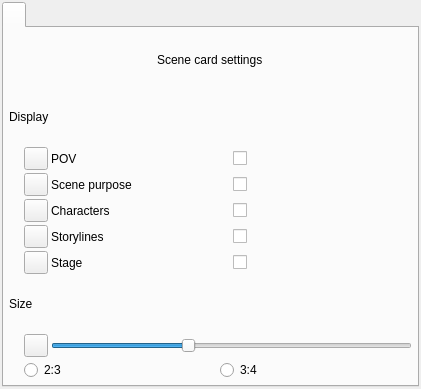
Old version of the form ui/scenes_view_preferences_widget.ui in the repository zkovari/plotlyst.
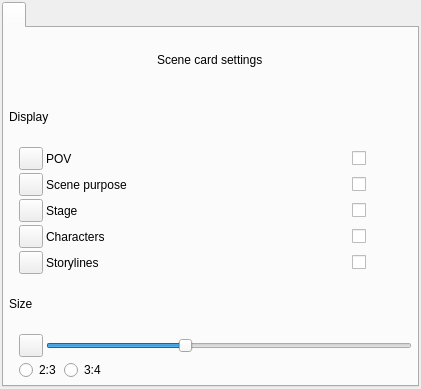
New version of the form. Custom widgets are drawn as their Qt base class.

What changed in the file:
```diff
--- a/ui/scenes_view_preferences_widget.ui
+++ b/ui/scenes_view_preferences_widget.ui
@@ -74,7 +74,7 @@
        <item>
         <layout class="QHBoxLayout" name="horizontalLayout_3">
          <property name="leftMargin">
-          <number>15</number>
+          <number>10</number>
          </property>
          <item>
           <widget class="QToolButton" name="btnPov">
@@ -93,8 +93,14 @@
            </property>
           </widget>
          </item>
-         <item>
-          <widget class="Toggle" name="checkBox">
+         <item alignment="Qt::AlignRight">
+          <widget class="Toggle" name="cbPov">
+           <property name="minimumSize">
+            <size>
+             <width>60</width>
+             <height>0</height>
+            </size>
+           </property>
            <property name="text">
             <string/>
            </property>
@@ -105,7 +111,7 @@
        <item>
         <layout class="QHBoxLayout" name="horizontalLayout_4">
          <property name="leftMargin">
-          <number>15</number>
+          <number>10</number>
          </property>
          <item>
           <widget class="QToolButton" name="btnPurpose">
@@ -124,8 +130,51 @@
            </property>
           </widget>
          </item>
+         <item alignment="Qt::AlignRight">
+          <widget class="Toggle" name="cbPurpose">
+           <property name="minimumSize">
+            <size>
+             <width>60</width>
+             <height>0</height>
+            </size>
+           </property>
+           <property name="text">
+            <string/>
+           </property>
+          </widget>
+         </item>
+        </layout>
+       </item>
+       <item>
+        <layout class="QHBoxLayout" name="horizontalLayout_7">
+         <property name="leftMargin">
+          <number>10</number>
+         </property>
          <item>
-          <widget class="Toggle" name="checkBox_2">
+          <widget class="QToolButton" name="btnPurpose_2">
+           <property name="text">
+            <string/>
+           </property>
+           <property name="transparent" stdset="0">
+            <bool>true</bool>
+           </property>
+          </widget>
+         </item>
+         <item>
+          <widget class="QLabel" name="label_7">
+           <property name="text">
+            <string>Stage</string>
+           </property>
+          </widget>
+         </item>
+         <item alignment="Qt::AlignRight">
+          <widget class="Toggle" name="cbStage">
+           <property name="minimumSize">
+            <size>
+             <width>60</width>
+             <height>0</height>
+            </size>
+           </property>
            <property name="text">
             <string/>
            </property>
@@ -136,7 +185,7 @@
        <item>
         <layout class="QHBoxLayout" name="horizontalLayout_5">
          <property name="leftMargin">
-          <number>15</number>
+          <number>10</number>
          </property>
          <item>
           <widget class="QToolButton" name="btnCharacters">
@@ -155,8 +204,14 @@
            </property>
           </widget>
          </item>
-         <item>
-          <widget class="Toggle" name="checkBox_3">
+         <item alignment="Qt::AlignRight">
+          <widget class="Toggle" name="cbCharacters">
+           <property name="minimumSize">
+            <size>
+             <width>60</width>
+             <height>0</height>
+            </size>
+           </property>
            <property name="text">
             <string/>
            </property>
@@ -167,7 +222,7 @@
        <item>
         <layout class="QHBoxLayout" name="horizontalLayout_6">
          <property name="leftMargin">
-          <number>15</number>
+          <number>10</number>
          </property>
          <item>
           <widget class="QToolButton" name="btnCharacters_2">
@@ -186,39 +241,14 @@
            </property>
           </widget>
          </item>
-         <item>
-          <widget class="Toggle" name="checkBox_4">
-           <property name="text">
-            <string/>
+         <item alignment="Qt::AlignRight">
+          <widget class="Toggle" name="cbStorylines">
+           <property name="minimumSize">
+            <size>
+             <width>60</width>
+             <height>0</height>
+            </size>
            </property>
-          </widget>
-         </item>
-        </layout>
-       </item>
-       <item>
-        <layout class="QHBoxLayout" name="horizontalLayout_7">
-         <property name="leftMargin">
-          <number>15</number>
-         </property>
-         <item>
-          <widget class="QToolButton" name="btnPurpose_2">
-           <property name="text">
-            <string/>
-           </property>
-           <property name="transparent" stdset="0">
-            <bool>true</bool>
-           </property>
-          </widget>
-         </item>
-         <item>
-          <widget class="QLabel" name="label_7">
-           <property name="text">
-            <string>Stage</string>
-           </property>
-          </widget>
-         </item>
-         <item>
-          <widget class="Toggle" name="checkBox_5">
            <property name="text">
             <string/>
            </property>
@@ -236,7 +266,7 @@
        <item>
         <layout class="QVBoxLayout" name="verticalLayout_2">
          <property name="leftMargin">
-          <number>15</number>
+          <number>10</number>
          </property>
          <item>
           <layout class="QHBoxLayout" name="horizontalLayout">
@@ -284,6 +314,19 @@
              </property>
             </widget>
            </item>
+           <item>
+            <spacer name="horizontalSpacer">
+             <property name="orientation">
+              <enum>Qt::Horizontal</enum>
+             </property>
+             <property name="sizeHint" stdset="0">
+              <size>
+               <width>40</width>
+               <height>20</height>
+              </size>
+             </property>
+            </spacer>
+           </item>
           </layout>
          </item>
         </layout>
```
Left out of the diff: 7 changed lines with no effect on the pictures.
